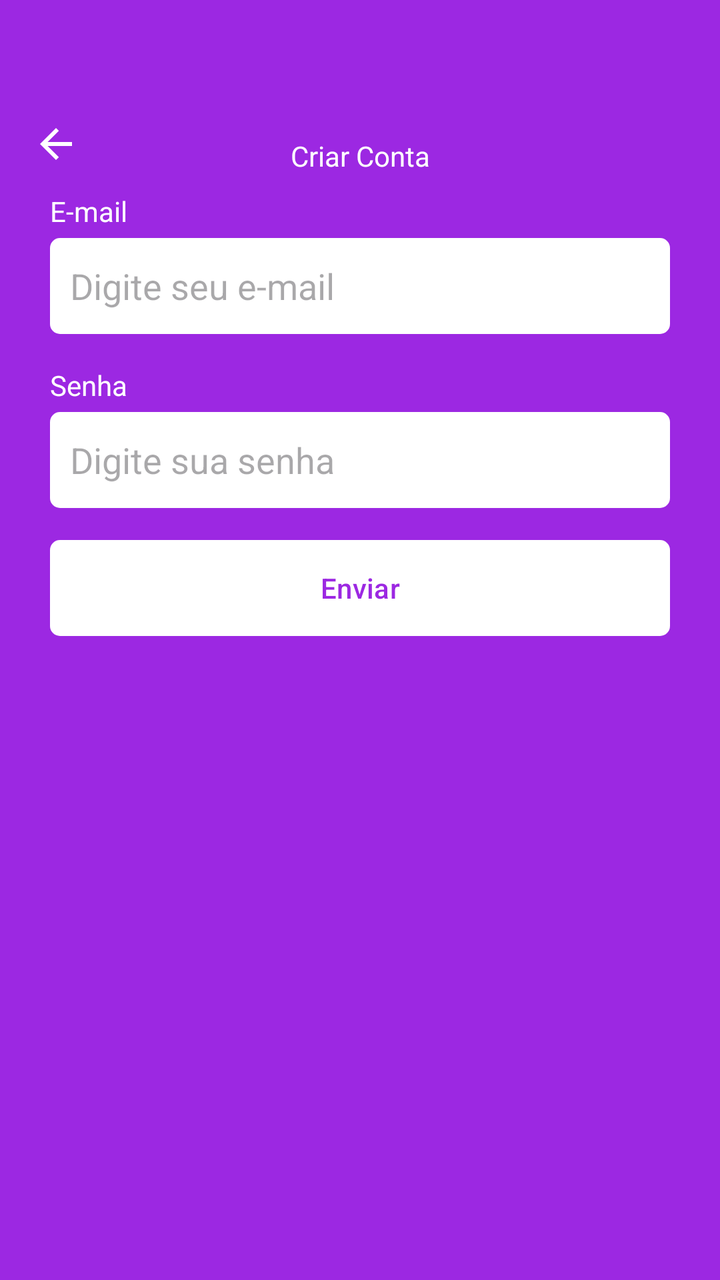
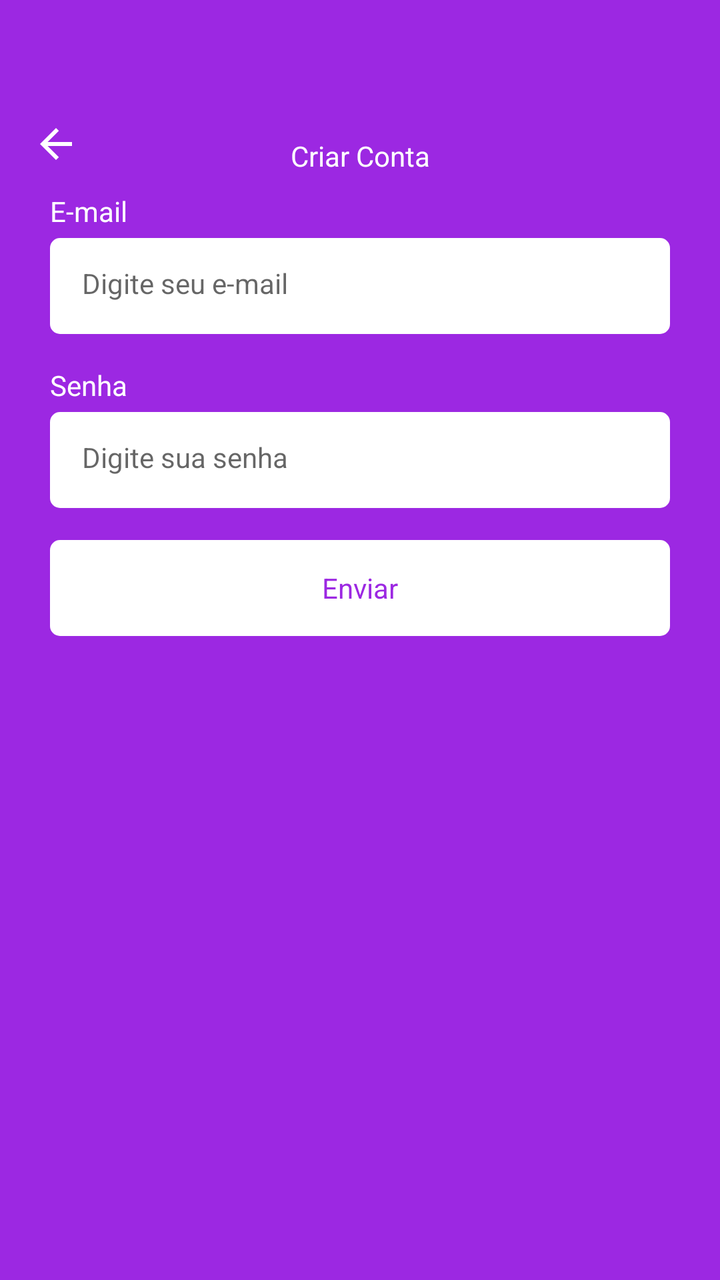

Compare the two renders of this Android layout. The source of the first and the diff that turns it into the second are given below.
<!-- AndroidManifest.xml: application theme Theme.Task -->
<!-- res/layout/fragment_register.xml -->
<?xml version="1.0" encoding="utf-8"?>
<ScrollView
    xmlns:android="http://schemas.android.com/apk/res/android"
    xmlns:tools="http://schemas.android.com/tools"
    android:layout_width="match_parent"
    android:layout_height="match_parent"
    xmlns:app="http://schemas.android.com/apk/res-auto"
    tools:context=".ui.auth.RegisterFragment"
    android:fillViewport="true">

    <LinearLayout
        android:layout_width="match_parent"
        android:layout_height="wrap_content"
        android:orientation="vertical"
        android:id="@+id/linearLayout1">

        <com.google.android.material.appbar.MaterialToolbar
            android:id="@+id/toolbar"
            android:layout_width="match_parent"
            android:layout_height="wrap_content"
            app:navigationIcon="@drawable/ic_back"
            android:paddingTop="40dp">

            <TextView
                android:layout_width="wrap_content"
                android:layout_height="wrap_content"
                android:text="Criar Conta"
                android:textColor="@color/white"
                android:layout_gravity="center_horizontal"
                android:paddingTop="20dp"/>

        </com.google.android.material.appbar.MaterialToolbar>

        <LinearLayout
            android:id="@+id/linearLayout2"
            android:layout_width="match_parent"
            android:layout_height="wrap_content"
            android:orientation="vertical"
            android:layout_marginHorizontal="25dp">

            <TextView
                android:layout_width="wrap_content"
                android:layout_height="wrap_content"
                android:text="E-mail"
                android:textColor="@color/white"/>

            <EditText
                android:id="@+id/campoEmail"
                android:layout_width="match_parent"
                android:layout_height="48dp"
                android:hint="Digite seu e-mail"
                android:inputType="textEmailAddress"
                android:padding="10dp"
                android:layout_marginTop="4dp"
                android:background="@drawable/bg_edit_text"/>

            <TextView
                android:layout_width="wrap_content"
                android:layout_height="wrap_content"
                android:text="Senha"
                android:textColor="@color/white"
                android:layout_marginTop="16dp"/>

            <EditText
                android:id="@+id/campoSenha"
                android:layout_width="match_parent"
                android:layout_height="48dp"
                android:inputType="textPassword"
                android:hint="Digite sua senha"
                android:padding="10dp"
                android:layout_marginTop="4dp"
                android:background="@drawable/bg_edit_text"/>

            <com.google.android.material.button.MaterialButton
                android:id="@+id/btnEnviar"
                android:layout_width="match_parent"
                android:layout_height="wrap_content"
                android:text="Enviar"
                android:textColor="@color/color_default"
                app:backgroundTint="@null"
                android:layout_marginTop="16dp"
                android:backgroundTint="@null"
                android:background="@drawable/bg_btn"/>

            <LinearLayout
                android:layout_width="match_parent"
                android:layout_height="wrap_content"
                android:orientation="horizontal"
                android:layout_marginTop="4dp">
            </LinearLayout>

            <ProgressBar
                android:id="@+id/progressBar"
                android:layout_marginTop="8dp"
                android:layout_width="wrap_content"
                android:layout_height="wrap_content"
                android:indeterminateTint="@color/white"
                android:layout_gravity="center"
                android:visibility="invisible"
                tools:visibility="visible"/>

        </LinearLayout>

    </LinearLayout>
</ScrollView>
<!-- resources referenced by this layout -->
<resources>
  <color name="color_default">#9C28E2</color>
  <color name="white">#FFFFFFFF</color>
  <!-- drawable bg_btn (drawable) -->
  <?xml version="1.0" encoding="utf-8"?>
  <shape xmlns:android="http://schemas.android.com/apk/res/android"
      android:shape="rectangle">
  
      <solid android:color="@color/white"/>
      <corners android:radius="5dp"/>
  
  </shape>
  <!-- drawable bg_edit_text (drawable) -->
  <?xml version="1.0" encoding="utf-8"?>
  <shape xmlns:android="http://schemas.android.com/apk/res/android"
      android:shape="rectangle">
  
      <solid android:color="@color/white"/>
      <corners android:radius="5dp"/>
  
  </shape>
  <!-- drawable ic_back (drawable) -->
  <vector xmlns:android="http://schemas.android.com/apk/res/android" android:autoMirrored="true" android:height="24dp" android:tint="#FFFFFF" android:viewportHeight="960" android:viewportWidth="960" android:width="24dp">
        
      <path android:fillColor="@android:color/white" android:pathData="M313,520L537,744L480,800L160,480L480,160L537,216L313,440L800,440L800,520L313,520Z"/>
      
  </vector>
  <style name="Theme.Task" parent="Base.Theme.Task" />
  <style name="Base.Theme.Task" parent="Theme.Material3.DayNight.NoActionBar">
          <item name="colorPrimary">@color/color_default</item>
          <item name="colorPrimaryVariant">@color/color_default</item>
          <item name="android:windowBackground">@color/color_default</item>
      </style>
</resources>

<!-- the commit's change to res/layout/fragment_register.xml (unified diff, before → after) -->
@@ -50,9 +50,8 @@
                 android:layout_height="48dp"
                 android:hint="Digite seu e-mail"
                 android:inputType="textEmailAddress"
-                android:padding="10dp"
                 android:layout_marginTop="4dp"
-                android:background="@drawable/bg_edit_text"/>
+                style="@style/EditTextTheme"/>
 
             <TextView
                 android:layout_width="wrap_content"
@@ -67,20 +66,16 @@
                 android:layout_height="48dp"
                 android:inputType="textPassword"
                 android:hint="Digite sua senha"
-                android:padding="10dp"
                 android:layout_marginTop="4dp"
-                android:background="@drawable/bg_edit_text"/>
+                style="@style/EditTextTheme"/>
 
             <com.google.android.material.button.MaterialButton
                 android:id="@+id/btnEnviar"
                 android:layout_width="match_parent"
                 android:layout_height="wrap_content"
                 android:text="Enviar"
-                android:textColor="@color/color_default"
-                app:backgroundTint="@null"
-                android:layout_marginTop="16dp"
-                android:backgroundTint="@null"
-                android:background="@drawable/bg_btn"/>
+                style="@style/ButtonTheme"
+                android:layout_marginTop="16dp" />
 
             <LinearLayout
                 android:layout_width="match_parent"
<!-- resource entries referenced after the edit -->
@@ -26,6 +26,17 @@
       <path android:fillColor="@android:color/white" android:pathData="M313,520L537,744L480,800L160,480L480,160L537,216L313,440L800,440L800,520L313,520Z"/>
       
   </vector>
+  <style name="ButtonTheme" parent="Theme.MaterialComponents.DayNight.NoActionBar">
+          <item name="android:background">@drawable/bg_btn</item>
+          <item name="android:textAllCaps">false</item>
+          <item name="android:textColor">@color/color_default</item>
+          <item name="backgroundTint">@null</item>
+      </style>
+  <style name="EditTextTheme" parent="Theme.MaterialComponents.DayNight.NoActionBar">
+          <item name="android:background">@drawable/bg_edit_text</item>
+          <item name="android:padding">16dp</item>
+          <item name="android:textSize">14sp</item>
+      </style>
   <style name="Theme.Task" parent="Base.Theme.Task" />
   <style name="Base.Theme.Task" parent="Theme.Material3.DayNight.NoActionBar">
           <item name="colorPrimary">@color/color_default</item>
